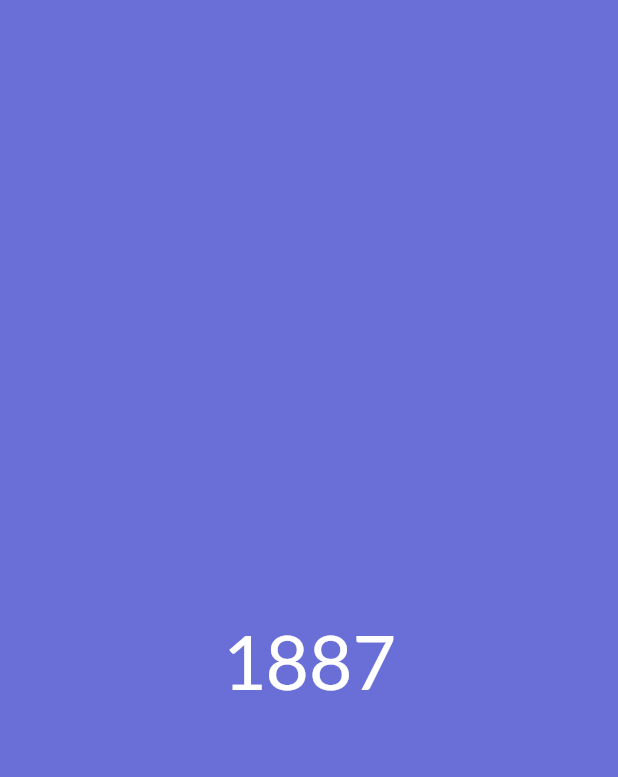
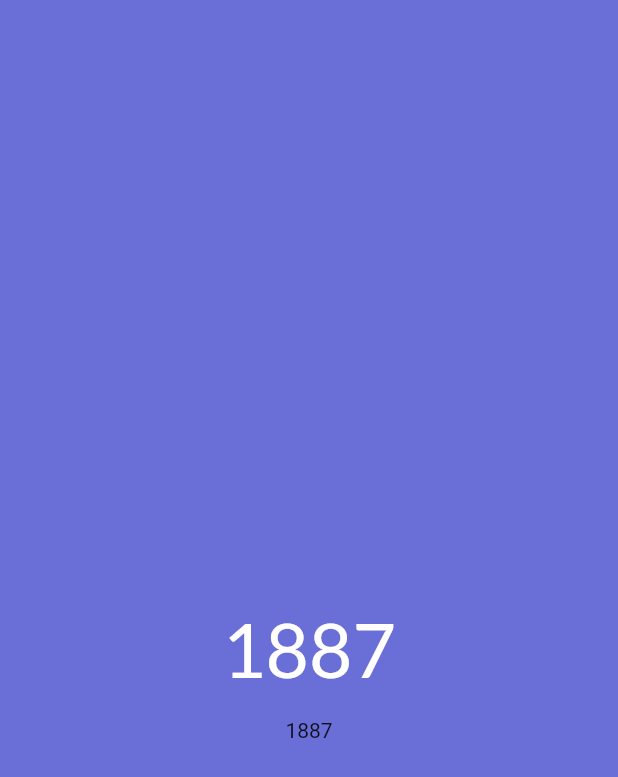
Before and after one commit to OKemmis/temperature-anomaly, a Flutter app: the screen it shows after launch, on a phone screen of 412 x 824 dp. Shown: the top 777 px of the screen. Run offline on Flutter 3.47's test engine with Material 2 defaults, Android fonts, the phone set to English and light mode, and no system bars; our stand-ins replace google_fonts.

Commit message:
Minor changes

```diff
--- a/lib/main.dart
+++ b/lib/main.dart
@@ -24,17 +24,23 @@ class _MyAppState extends State<MyApp> {
 
   @override
   Widget build(BuildContext context) {
+    var year = globals.years[yearCounter++].toString();
     return MaterialApp(
         home: Scaffold(
           body: Center(
-            child: Text(
-              globals.years[yearCounter++].toString(),
-              style: GoogleFonts.lato(
-                textStyle: const TextStyle(
-                    color: Colors.white, fontSize: 50, height: 3),
+              child: Column(
+            mainAxisAlignment: MainAxisAlignment.center,
+            children: [
+              Text(
+                year,
+                style: GoogleFonts.lato(
+                  textStyle: const TextStyle(
+                      color: Colors.white, fontSize: 50, height: 3),
+                ),
               ),
-            ),
-          ),
+              Text(year)
+            ],
+          )),
         ),
         theme: ThemeData(
           canvasColor: Color.fromARGB(150, red, 10, blue),
```
Also changed, not shown: 1 other file.
